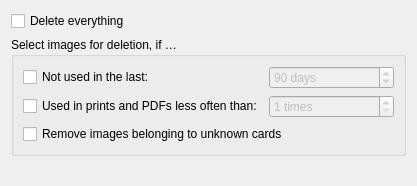
Qt form mtg_proxy_printer/resources/ui/cache_cleanup_wizard/filter_setup_page.ui (luziferius/MTGProxyPrinter) before a commit.
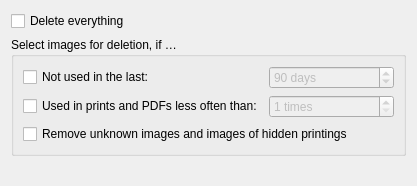
The same form after that commit. Icons and pictures are not drawn.

Commit message:
Improved display texts in the cache cleanup wizard.
FossilOrigin-Name: be22cd860f80079a23046dfcd5c4af518cca13375c9cdd2f7bdfdb1705ea1c50

What changed in the file:
```diff
--- a/mtg_proxy_printer/resources/ui/cache_cleanup_wizard/filter_setup_page.ui
+++ b/mtg_proxy_printer/resources/ui/cache_cleanup_wizard/filter_setup_page.ui
@@ -14,10 +14,10 @@
    <string>WizardPage</string>
   </property>
   <property name="title">
-   <string>Cleanup local image database</string>
+   <string>Cleanup locally stored card images</string>
   </property>
   <property name="subTitle">
-   <string>Optionally set automatic cleanup conditions. These will be used to select images for removal.</string>
+   <string>This wizard can be used to remove unwanted card images currently stored on your computer. You can enable automatic cleanup conditions below, to preselect images for removal.</string>
   </property>
   <layout class="QVBoxLayout" name="verticalLayout">
    <item>
@@ -92,7 +92,7 @@
 For example, if you downloaded images of silver-bordered cards and then configured the program to omit those, all these images become unknown.</string>
         </property>
         <property name="text">
-         <string>Remove images belonging to unknown cards</string>
+         <string>Remove unknown images and images of hidden printings</string>
         </property>
        </widget>
       </item>
```
Left out of the diff: 6 changed lines with no effect on the pictures. The commit also changes 3 other files.
